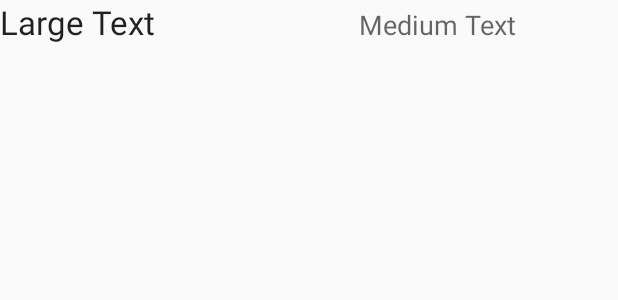
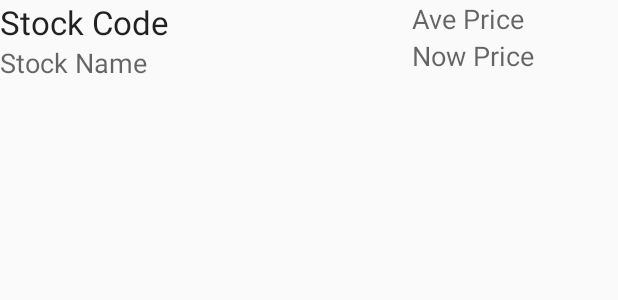
Before and after one commit to trubinov/InvestCalc, an Android app: the layout portfolio_row.xml on its own in the app's theme, with its tools: preview values and no code run, on a phone screen of 412 x 824 dp. Shown: the top 300 px of the screen. Run offline under Robolectric (Android 15) with nearby library versions, the phone set to English and light mode, and no system bars.

```diff
--- a/app/src/main/java/ru/nts/investcalc/PortfolioAdapter.java
+++ b/app/src/main/java/ru/nts/investcalc/PortfolioAdapter.java
@@ -20,7 +20,9 @@ public class PortfolioAdapter extends ArrayAdapter<Portfolio> {
 
     private class ViewHolder {
         TextView tvStockCode;
+        TextView tvStockName;
         TextView tvPrice;
+        TextView tvNowPrice;
     }
 
     /**
@@ -51,14 +53,18 @@ public class PortfolioAdapter extends ArrayAdapter<Portfolio> {
             convertView = mInflater.inflate(R.layout.portfolio_row, null);
             viewHolder = new ViewHolder();
             viewHolder.tvStockCode = (TextView) convertView.findViewById(R.id.tvStockCode);
+            viewHolder.tvStockName = (TextView) convertView.findViewById(R.id.tvStockName);
             viewHolder.tvPrice = (TextView) convertView.findViewById(R.id.tvPrice);
+            viewHolder.tvNowPrice = (TextView) convertView.findViewById(R.id.tvNowPrice);
             convertView.setTag(viewHolder);
         } else {
             viewHolder = (ViewHolder) convertView.getTag();
         }
 
         viewHolder.tvStockCode.setText(item.getStockCode());
+        viewHolder.tvStockCode.setText(item.getStockName());
         viewHolder.tvPrice.setText(String.format("%.6f", item.getAvePrice()));
+        viewHolder.tvNowPrice.setText(String.format("%.6f", item.getActualPrice()));
 
         return convertView;
 
--- a/app/src/main/java/ru/nts/investcalc/StockQuote.java
+++ b/app/src/main/java/ru/nts/investcalc/StockQuote.java
@@ -2,6 +2,8 @@ package ru.nts.investcalc;
 
 import com.j256.ormlite.field.DatabaseField;
 import com.j256.ormlite.table.DatabaseTable;
+
+import java.io.Serializable;
 
 /**
  * Created by Николай on 01.02.2015.
--- a/app/src/main/res/layout/portfolio_row.xml
+++ b/app/src/main/res/layout/portfolio_row.xml
@@ -3,19 +3,47 @@
     android:layout_width="match_parent"
     android:layout_height="match_parent">
 
+    <LinearLayout
+        android:orientation="vertical"
+        android:layout_width="match_parent"
+        android:layout_height="match_parent"
+        android:layout_weight="2">
+
         <TextView
-        android:layout_width="wrap_content"
+            android:layout_width="match_parent"
             android:layout_height="wrap_content"
             android:textAppearance="?android:attr/textAppearanceLarge"
-        android:text="Large Text"
+            android:text="Stock Code"
             android:id="@+id/tvStockCode"
-        android:layout_weight="2" />
+            android:layout_weight="0" />
+
+        <TextView
+            android:layout_width="match_parent"
+            android:layout_height="wrap_content"
+            android:textAppearance="?android:attr/textAppearanceMedium"
+            android:text="Stock Name"
+            android:id="@+id/tvStockName" />
+    </LinearLayout>
+
+    <LinearLayout
+        android:orientation="vertical"
+        android:layout_width="match_parent"
+        android:layout_height="match_parent"
+        android:layout_weight="4">
+
+        <TextView
+            android:layout_width="match_parent"
+            android:layout_height="wrap_content"
+            android:textAppearance="?android:attr/textAppearanceMedium"
+            android:text="Ave Price"
+            android:id="@+id/tvPrice"
+            android:layout_weight="0" />
 
         <TextView
             android:layout_width="wrap_content"
             android:layout_height="wrap_content"
             android:textAppearance="?android:attr/textAppearanceMedium"
-        android:text="Medium Text"
-        android:id="@+id/tvPrice"
-        android:layout_weight="1" />
+            android:text="Now Price"
+            android:id="@+id/tvNowPrice" />
     </LinearLayout>
+</LinearLayout>
```
Also changed, not shown: app/src/main/java/ru/nts/investcalc/AddTransactionActivity.java (+12 -0 lines), app/src/main/java/ru/nts/investcalc/MyDatabaseHelper.java (+9 -2 lines), app/src/main/java/ru/nts/investcalc/Portfolio.java (+23 -0 lines), app/src/main/java/ru/nts/investcalc/Transaction.java (+11 -0 lines). Lines whose indentation alone changed are shown as unchanged.
